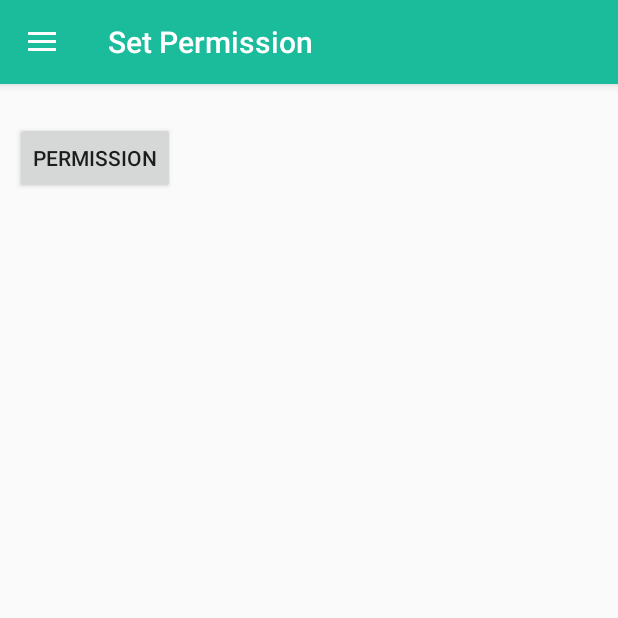
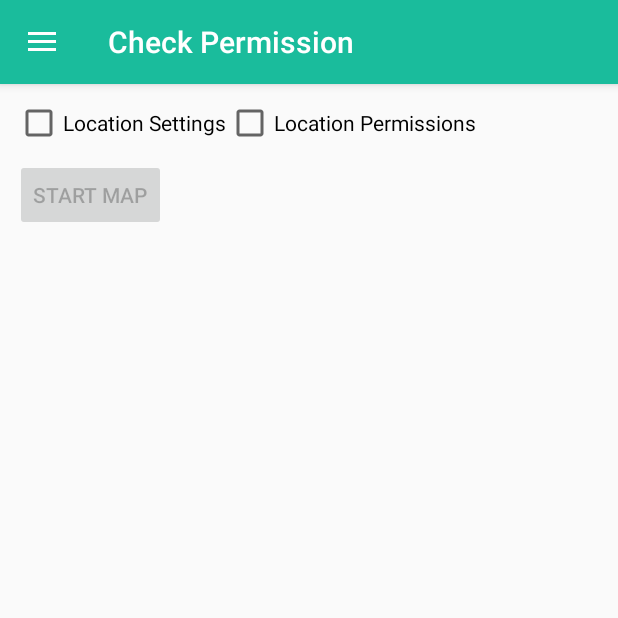
Before and after one commit to kahloutme/RangebuddyApp, an Android app: the screen it shows after launch (MainActivity), in the side drawer, after a tap on "Permissions", on a phone screen of 412 x 824 dp, the top half of it. Run offline under Robolectric (Android 15) with nearby library versions, the phone set to English and light mode, and no system bars; our stand-ins replace AdMob.

Commit message:
Move permission to independent fragment.

```diff
--- a/app/build.gradle
+++ b/app/build.gradle
@@ -8,8 +8,8 @@ android {
         applicationId "me.kahlout.rangebuddy"
         minSdkVersion 23
         targetSdkVersion 29
-        versionCode 60
-        versionName "6.0"
+        versionCode 100
+        versionName "10.0"
         testInstrumentationRunner "androidx.test.runner.AndroidJUnitRunner"
     }
     buildTypes {
--- a/app/src/main/java/me/kahlout/rangebuddy/MainActivity.java
+++ b/app/src/main/java/me/kahlout/rangebuddy/MainActivity.java
@@ -133,7 +133,6 @@ public class MainActivity extends AppCompatActivity
             case R.id.nav_map:
                 myFragment = new MapFragment();
                 break;
-
             case R.id.nav_premium:
                 myFragment = new PremiumFragment();
                 break;
@@ -184,6 +183,18 @@ public class MainActivity extends AppCompatActivity
 
     }
 
+    /// Do we have location?
+    public boolean checkLocationPermission() {
+        if (ContextCompat.checkSelfPermission(this, Manifest.permission.ACCESS_FINE_LOCATION)
+                != PackageManager.PERMISSION_GRANTED) {
+
+            return false;
+        }
+        else  {
+            return true;
+        }
+    }
+
     //// Relevant but not used methods
     @SuppressWarnings("StatementWithEmptyBody")
     @Override
@@ -194,16 +205,6 @@ public class MainActivity extends AppCompatActivity
         return true;
     }
 
-    /// Do we have location?
-    private boolean checkLocationPermission() {
-        if (ContextCompat.checkSelfPermission(this, Manifest.permission.ACCESS_FINE_LOCATION)
-                != PackageManager.PERMISSION_GRANTED) {
 
-            return false;
-        }
-        else  {
-            return true;
-        }
-    }
 
 }
--- a/app/src/main/java/me/kahlout/rangebuddy/MapFragment.java
+++ b/app/src/main/java/me/kahlout/rangebuddy/MapFragment.java
@@ -1,40 +1,32 @@
 package me.kahlout.rangebuddy;
 
-import android.Manifest;
-import android.app.Activity;
 import android.app.AlertDialog;
 import android.content.DialogInterface;
 import android.content.Intent;
-import android.content.IntentSender;
-import android.content.pm.PackageManager;
 import android.graphics.Bitmap;
 import android.graphics.Color;
 import android.graphics.drawable.BitmapDrawable;
 import android.location.Location;
-import android.os.Build;
 import android.os.Bundle;
 import android.os.Looper;
 import androidx.annotation.Nullable;
 import androidx.fragment.app.Fragment;
-import androidx.core.content.ContextCompat;
+
 import android.util.Log;
 import android.view.LayoutInflater;
 import android.view.View;
 import android.view.ViewGroup;
 import android.widget.Button;
 import android.widget.TextView;
-import android.widget.Toast;
 
 import com.google.android.gms.ads.AdRequest;
 import com.google.android.gms.ads.AdView;
 import com.google.android.gms.common.api.ApiException;
-import com.google.android.gms.common.api.ResolvableApiException;
 import com.google.android.gms.location.LocationCallback;
 import com.google.android.gms.location.LocationRequest;
 import com.google.android.gms.location.LocationResult;
 import com.google.android.gms.location.LocationSettingsRequest;
 import com.google.android.gms.location.LocationSettingsResponse;
-import com.google.android.gms.location.LocationSettingsStates;
 import com.google.android.gms.location.LocationSettingsStatusCodes;
 import com.google.android.gms.maps.CameraUpdateFactory;
 import com.google.android.gms.maps.GoogleMap;
@@ -53,6 +45,7 @@ import com.google.android.gms.tasks.OnCompleteListener;
 import com.google.android.gms.tasks.Task;
 
 import java.util.List;
+import java.util.Objects;
 
 import me.kahlout.rangebuddy.Libraries.DistanceMath;
 import me.kahlout.rangebuddy.Libraries.TinyDB;
@@ -99,6 +92,9 @@ public class MapFragment extends Fragment implements OnMapReadyCallback {
     // Do we have location?
     boolean mLocationFirstUpdate = false;
 
+    boolean permissionGranted = false;
+    boolean locationActive = false;
+
 
     @Nullable
     @Override
@@ -115,7 +111,7 @@ public class MapFragment extends Fragment implements OnMapReadyCallback {
         mClearButton = view.findViewById(R.id.Clear_Button);
         mTextView = view.findViewById(R.id.Distance_Text);
 
-        ///Ad Testingq
+        ///Ad Testing
         mAdView = view.findViewById(R.id.adView);
         AdRequest adRequest = new AdRequest.Builder()
 //                .addTestDevice(AdRequest.DEVICE_ID_EMULATOR)
@@ -136,6 +132,14 @@ public class MapFragment extends Fragment implements OnMapReadyCallback {
         // Create instance of TinyDB
         tinydb = new TinyDB(getContext());
 
+        mLocationRequest = new LocationRequest();
+        mLocationRequest.setInterval(5000); // 5 second interval for highest accuracy
+        mLocationRequest.setFastestInterval(5000);
+        mLocationRequest.setPriority(LocationRequest.PRIORITY_HIGH_ACCURACY);
+
+        LocationSettings();
+        permissionGranted = ((MainActivity) Objects.requireNonNull(getActivity())).checkLocationPermission();
+
 
         // Create Marker icon
         int height = 100;
@@ -154,25 +158,61 @@ public class MapFragment extends Fragment implements OnMapReadyCallback {
             }
         }
 
+    }
 
+    public void LocationSettings() {
+        LocationSettingsRequest.Builder builder = new LocationSettingsRequest.Builder()
+                .addLocationRequest(mLocationRequest);
+        Task<LocationSettingsResponse> result =
+                LocationServices.getSettingsClient(MainActivity.getActivity()).checkLocationSettings(builder.build());
+
+        result.addOnCompleteListener(new OnCompleteListener<LocationSettingsResponse>() {
+            @Override
+            public void onComplete(Task<LocationSettingsResponse> task) {
+                try {
+                    LocationSettingsResponse response = task.getResult(ApiException.class);
+                    // All location settings are satisfied.
+                    locationActive = true;
+                    onMapReady(mGoogleMap);
+
+
+                } catch (ApiException exception) {
+                    switch (exception.getStatusCode()) {
+                        case LocationSettingsStatusCodes.RESOLUTION_REQUIRED:
+                            locationActive = false;
+                            break;
+
+
+                        case LocationSettingsStatusCodes.SETTINGS_CHANGE_UNAVAILABLE:
+                            // Location settings are not satisfied. However, we have no way to fix the
+                            // settings so we won't show the dialog.
+                            locationActive = false;
+                            showError();
+                            break;
+                    }
+                }
+            }
+        });
     }
 
 
     @Override
     public void onMapReady(GoogleMap googleMap) {
+
         mGoogleMap = googleMap;
         mGoogleMap.setMapType(GoogleMap.MAP_TYPE_SATELLITE);
 
-        mLocationRequest = new LocationRequest();
-        mLocationRequest.setInterval(5000); // 5 second interval for highest accuracy
-        mLocationRequest.setFastestInterval(5000);
-        mLocationRequest.setPriority(LocationRequest.PRIORITY_HIGH_ACCURACY);
+        if(!permissionGranted | !locationActive) {
+
+            // we can do nothing!
+
+        }
+        else {
 
         mFusedLocationClient.requestLocationUpdates(mLocationRequest, mLocationCallback, Looper.myLooper());
         mGoogleMap.setMyLocationEnabled(true);
 
 
-        /// We are now actually ready at this point
 
         mClearButton.setOnClickListener(new View.OnClickListener() {
 
@@ -238,6 +278,7 @@ public class MapFragment extends Fragment implements OnMapReadyCallback {
             }
         });
 
+        }
     }
 
 
@@ -268,7 +309,30 @@ public class MapFragment extends Fragment implements OnMapReadyCallback {
         LatLng latLng = new LatLng(currentLatitude, currentLongitude);
         mGoogleMap.moveCamera(CameraUpdateFactory.newLatLngZoom(latLng, 17f));
 
+    }
 
+    public void showError(){
+
+        AlertDialog.Builder builder = new AlertDialog.Builder(getContext());
+        //Source of the data in the Dialog
+
+        // Set the dialog title
+        builder.setTitle("Location Error")
+                .setCancelable(false)
+                .setMessage("Cannot continue without Location Services Enabled")
+                // Set the action buttons
+                .setNeutralButton("Fix Permissions", new DialogInterface.OnClickListener() {
+                    @Override
+                    public void onClick(DialogInterface dialog, int id) {
+
+                        int mapid = R.id.nav_perm;
+                        ((MainActivity) Objects.requireNonNull(getActivity())).displaySelectedScreen(mapid);
+                    }
+                });
+
+        AlertDialog alert = builder.create();
+        alert.setCanceledOnTouchOutside(false);
+        alert.show();
     }
 
 
@@ -276,6 +340,7 @@ public class MapFragment extends Fragment implements OnMapReadyCallback {
     public void onActivityResult(int requestCode, int resultCode, Intent data) {
         super.onActivityResult(requestCode, resultCode, data);
 
+
     }
 
 
--- a/app/src/main/java/me/kahlout/rangebuddy/PermFragment.java
+++ b/app/src/main/java/me/kahlout/rangebuddy/PermFragment.java
@@ -19,6 +19,7 @@ import android.view.LayoutInflater;
 import android.view.View;
 import android.view.ViewGroup;
 import android.widget.Button;
+import android.widget.CheckBox;
 import android.widget.TextView;
 import android.widget.Toast;
 
@@ -26,6 +27,7 @@ import androidx.annotation.NonNull;
 import androidx.annotation.Nullable;
 import androidx.core.content.ContextCompat;
 import androidx.fragment.app.Fragment;
+import androidx.fragment.app.FragmentTransaction;
 
 import com.google.android.gms.ads.AdRequest;
 import com.google.android.gms.ads.AdView;
@@ -54,6 +56,7 @@ import com.google.android.gms.tasks.OnCompleteListener;
 import com.google.android.gms.tasks.Task;
 
 import java.util.List;
+import java.util.Objects;
 
 import me.kahlout.rangebuddy.Libraries.DistanceMath;
 import me.kahlout.rangebuddy.Libraries.TinyDB;
@@ -67,10 +70,13 @@ public class PermFragment extends Fragment {
 
     LocationRequest mLocationRequest;
 
+    private Button MapReturn;
+
+    private CheckBox mcheckboxSettings;
+    private CheckBox mcheckboxLocation;
 
     // Settings variables
-    public boolean mSettings;
-
+    private boolean mSettings;
 
 
     @Nullable
@@ -79,6 +85,21 @@ public class PermFragment extends Fragment {
 
 
         View view = inflater.inflate(R.layout.fragment_perm, null, false);
+        MapReturn = view.findViewById(R.id.mapreturn);
+        MapReturn.setEnabled(false);
+
+        mcheckboxSettings = view.findViewById(R.id.checkBox_settings);
+        mcheckboxSettings.setChecked(false);
+
+        mcheckboxLocation = view.findViewById(R.id.checkBox_permission);
+        mcheckboxLocation.setChecked(false);
+
+        /// define settings we are looking for:
+        mLocationRequest = new LocationRequest();
+        mLocationRequest.setInterval(5000); // 5 second interval for highest accuracy
+        mLocationRequest.setFastestInterval(5000);
+        mLocationRequest.setPriority(LocationRequest.PRIORITY_HIGH_ACCURACY);
+
         return view;
     }
 
@@ -87,11 +108,21 @@ public class PermFragment extends Fragment {
         super.onViewCreated(view, savedInstanceState);
 
         //you can set the title for your toolbar here for different fragments different titles
-        MainActivity.getActivity().setTitle("Set Permission");
-
+        MainActivity.getActivity().setTitle("Check Permission");
 
         /// Check location settings
         LocationSettings();
+
+        MapReturn.setOnClickListener(new View.OnClickListener() {
+
+            @Override
+            public void onClick(View v) {
+
+                int id = R.id.nav_map;
+                ((MainActivity) Objects.requireNonNull(getActivity())).displaySelectedScreen(id);
+
+            }
+        });
 
 
     }
@@ -110,6 +141,7 @@ public class PermFragment extends Fragment {
                     LocationSettingsResponse response = task.getResult(ApiException.class);
                     // All location settings are satisfied.
                     mSettings = true;
+                    mcheckboxSettings.setChecked(true);
                     RealPermission();
 
 
@@ -166,6 +198,8 @@ public class PermFragment extends Fragment {
                 switch (resultCode) {
                     case Activity.RESULT_OK:
                         mSettings = true;
+                        mcheckboxSettings.setChecked(true);
+                        RealPermission();
 
                         break;
                     case Activity.RESULT_CANCELED:
@@ -207,7 +241,8 @@ public class PermFragment extends Fragment {
 
         if(grantResults[0] == 0){
 
-            /// change button to ready
+            MapReturn.setEnabled(true);
+            mcheckboxLocation.setChecked(true);
         }
         else {
           //  accept permission
--- a/app/src/main/res/layout/fragment_perm.xml
+++ b/app/src/main/res/layout/fragment_perm.xml
@@ -3,12 +3,46 @@
     android:layout_width="match_parent"
     android:layout_height="match_parent">
 
+
+    <LinearLayout
+        android:layout_width="match_parent"
+        android:layout_height="wrap_content"
+        android:orientation="horizontal"
+        android:id="@+id/Layout1"
+        android:layout_marginStart="10dp"
+        android:layout_marginTop="10dp"
+        android:weightSum="1">
+
+        <CheckBox
+            android:id="@+id/checkBox_settings"
+            android:layout_width="wrap_content"
+            android:layout_height="wrap_content"
+            android:text="Location Settings" />
+
+        <CheckBox
+            android:id="@+id/checkBox_permission"
+            android:layout_width="wrap_content"
+            android:layout_height="wrap_content"
+            android:text="Location Permissions" />
+
+    </LinearLayout>
+
+    <LinearLayout
+        android:layout_width="match_parent"
+        android:layout_height="wrap_content"
+        android:orientation="horizontal"
+        android:id="@+id/Layout2"
+        android:layout_marginStart="10dp"
+        android:layout_marginTop="50dp"
+        android:weightSum="2">
     <Button
-        android:id="@+id/permbutton"
+        android:id="@+id/mapreturn"
         android:layout_width="wrap_content"
         android:layout_height="wrap_content"
-        android:layout_marginStart="10dp"
-        android:layout_marginTop="25dp"
-        android:text="@string/permission" />
+
+        android:text="@string/start_map" />
+
+
+</LinearLayout>
 
 </RelativeLayout>
--- a/app/src/main/res/values/strings.xml
+++ b/app/src/main/res/values/strings.xml
@@ -27,5 +27,5 @@
     <string name="permission_denied_explanation">Permission was denied, but is needed for core</string>
     <string name="settings">Settings</string>
     <string name="button">button</string>
-    <string name="permission">permission</string>
+    <string name="start_map">Start Map</string>
 </resources>
```
